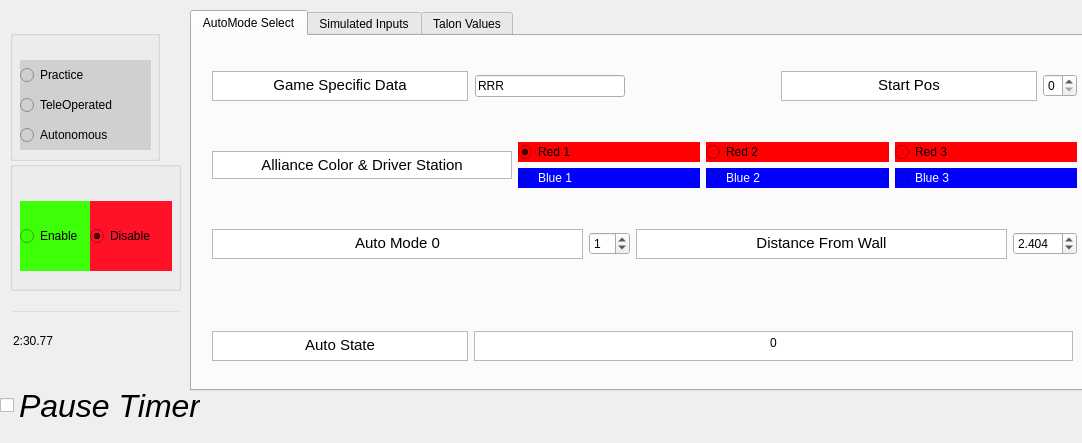
FRC900/900RobotCode, file zebROS_ws/src/rqt_driver_station_sim/resource/driverStationSim.ui: the form before one commit.
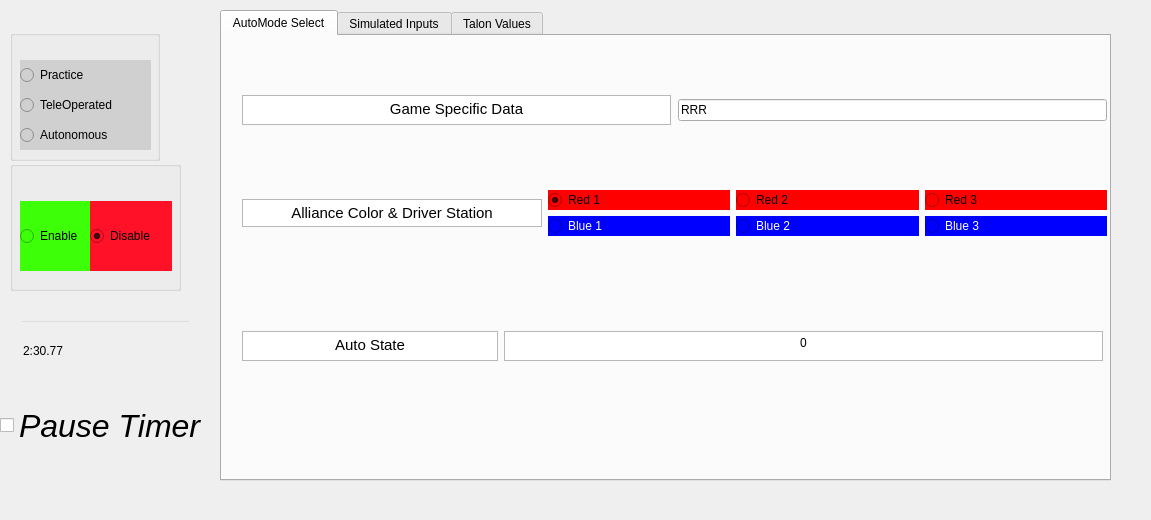
The form after the commit. The open tabs and pages were chosen to show the change.

Diff of the .ui file:
```diff
--- a/zebROS_ws/src/rqt_driver_station_sim/resource/driverStationSim.ui
+++ b/zebROS_ws/src/rqt_driver_station_sim/resource/driverStationSim.ui
@@ -6,8 +6,8 @@
    <rect>
     <x>0</x>
     <y>0</y>
-    <width>1082</width>
-    <height>443</height>
+    <width>1151</width>
+    <height>520</height>
    </rect>
   </property>
   <property name="font">
@@ -289,8 +289,8 @@
   <widget class="QLineEdit" name="time">
    <property name="geometry">
     <rect>
-     <x>10</x>
-     <y>310</y>
+     <x>20</x>
+     <y>320</y>
      <width>171</width>
      <height>61</height>
     </rect>
@@ -307,8 +307,8 @@
    <property name="geometry">
     <rect>
      <x>0</x>
-     <y>370</y>
-     <width>201</width>
+     <y>390</y>
+     <width>221</width>
      <height>71</height>
     </rect>
    </property>
@@ -316,7 +316,7 @@
     <font>
      <family>Ubuntu</family>
      <pointsize>24</pointsize>
-     <weight>7</weight>
+     <weight>8</weight>
      <italic>true</italic>
      <bold>false</bold>
     </font>
@@ -337,10 +337,10 @@
   <widget class="QTabWidget" name="tabWidget">
    <property name="geometry">
     <rect>
-     <x>190</x>
+     <x>220</x>
      <y>10</y>
-     <width>901</width>
-     <height>381</height>
+     <width>891</width>
+     <height>471</height>
     </rect>
    </property>
    <property name="currentIndex">
@@ -408,52 +408,6 @@
           </property>
          </widget>
         </item>
-        <item>
-         <spacer name="horizontalSpacer">
-          <property name="orientation">
-           <enum>Qt::Horizontal</enum>
-          </property>
-          <property name="sizeType">
-           <enum>QSizePolicy::MinimumExpanding</enum>
-          </property>
-          <property name="sizeHint" stdset="0">
-           <size>
-            <width>40</width>
-            <height>20</height>
-           </size>
-          </property>
-         </spacer>
-        </item>
-        <item>
-         <widget class="QTextBrowser" name="start_pos_label">
-          <property name="minimumSize">
-           <size>
-            <width>0</width>
-            <height>0</height>
-           </size>
-          </property>
-          <property name="maximumSize">
-           <size>
-            <width>16777215</width>
-            <height>30</height>
-           </size>
-          </property>
-          <property name="html">
-           <string>&lt;!DOCTYPE HTML PUBLIC &quot;-//W3C//DTD HTML 4.0//EN&quot; &quot;http://www.w3.org/TR/REC-html40/strict.dtd&quot;&gt;
-&lt;html&gt;&lt;head&gt;&lt;meta name=&quot;qrichtext&quot; content=&quot;1&quot; /&gt;&lt;style type=&quot;text/css&quot;&gt;
-p, li { white-space: pre-wrap; }
-&lt;/style&gt;&lt;/head&gt;&lt;body style=&quot; font-family:'Sans Serif'; font-size:9pt; font-weight:400; font-style:normal;&quot;&gt;
-&lt;p align=&quot;center&quot; style=&quot; margin-top:0px; margin-bottom:0px; margin-left:0px; margin-right:0px; -qt-block-indent:0; text-indent:0px;&quot;&gt;&lt;span style=&quot; font-family:'Ubuntu'; font-size:11pt;&quot;&gt;Start Pos&lt;/span&gt;&lt;/p&gt;&lt;/body&gt;&lt;/html&gt;</string>
-          </property>
-         </widget>
-        </item>
-        <item>
-         <widget class="QSpinBox" name="start_pos">
-          <property name="maximum">
-           <number>2</number>
-          </property>
-         </widget>
-        </item>
        </layout>
       </item>
       <item>
@@ -555,67 +509,6 @@
         </item>
        </layout>
       </item>
-      <item>
-       <layout class="QHBoxLayout" name="horizontalLayout_5">
-        <item>
-         <widget class="QTextBrowser" name="auto_mode_label">
-          <property name="maximumSize">
-           <size>
-            <width>16777215</width>
-            <height>30</height>
-           </size>
-          </property>
-          <property name="html">
-           <string>&lt;!DOCTYPE HTML PUBLIC &quot;-//W3C//DTD HTML 4.0//EN&quot; &quot;http://www.w3.org/TR/REC-html40/strict.dtd&quot;&gt;
-&lt;html&gt;&lt;head&gt;&lt;meta name=&quot;qrichtext&quot; content=&quot;1&quot; /&gt;&lt;style type=&quot;text/css&quot;&gt;
-p, li { white-space: pre-wrap; }
-&lt;/style&gt;&lt;/head&gt;&lt;body style=&quot; font-family:'Sans Serif'; font-size:9pt; font-weight:400; font-style:normal;&quot;&gt;
-&lt;p align=&quot;center&quot; style=&quot; margin-top:0px; margin-bottom:0px; margin-left:0px; margin-right:0px; -qt-block-indent:0; text-indent:0px;&quot;&gt;&lt;span style=&quot; font-family:'Ubuntu'; font-size:11pt;&quot;&gt;Auto Mode 0&lt;/span&gt;&lt;/p&gt;&lt;/body&gt;&lt;/html&gt;</string>
-          </property>
-         </widget>
-        </item>
-        <item>
-         <widget class="QSpinBox" name="auto_mode_text">
-          <property name="maximum">
-           <number>25</number>
-          </property>
-          <property name="value">
-           <number>1</number>
-          </property>
-         </widget>
-        </item>
-        <item>
-         <widget class="QTextBrowser" name="distance_from_wall_label">
-          <property name="maximumSize">
-           <size>
-            <width>16777215</width>
-            <height>30</height>
-           </size>
-          </property>
-          <property name="html">
-           <string>&lt;!DOCTYPE HTML PUBLIC &quot;-//W3C//DTD HTML 4.0//EN&quot; &quot;http://www.w3.org/TR/REC-html40/strict.dtd&quot;&gt;
-&lt;html&gt;&lt;head&gt;&lt;meta name=&quot;qrichtext&quot; content=&quot;1&quot; /&gt;&lt;style type=&quot;text/css&quot;&gt;
-p, li { white-space: pre-wrap; }
-&lt;/style&gt;&lt;/head&gt;&lt;body style=&quot; font-family:'Sans Serif'; font-size:9pt; font-weight:400; font-style:normal;&quot;&gt;
-&lt;p align=&quot;center&quot; style=&quot; margin-top:0px; margin-bottom:0px; margin-left:0px; margin-right:0px; -qt-block-indent:0; text-indent:0px;&quot;&gt;&lt;span style=&quot; font-family:'Ubuntu'; font-size:11pt;&quot;&gt;Distance From Wall&lt;/span&gt;&lt;/p&gt;&lt;/body&gt;&lt;/html&gt;</string>
-          </property>
-         </widget>
-        </item>
-        <item>
-         <widget class="QDoubleSpinBox" name="distance_from_wall_text">
-          <property name="decimals">
-           <number>3</number>
-          </property>
-          <property name="singleStep">
-           <double>0.100000000000000</double>
-          </property>
-          <property name="value">
-           <double>2.404000000000000</double>
-          </property>
-         </widget>
-        </item>
-       </layout>
-      </item>
      </layout>
     </widget>
     <widget class="QWidget" name="horizontalLayoutWidget">
```
Left out of the diff: 2 changed lines with no effect on the pictures.
